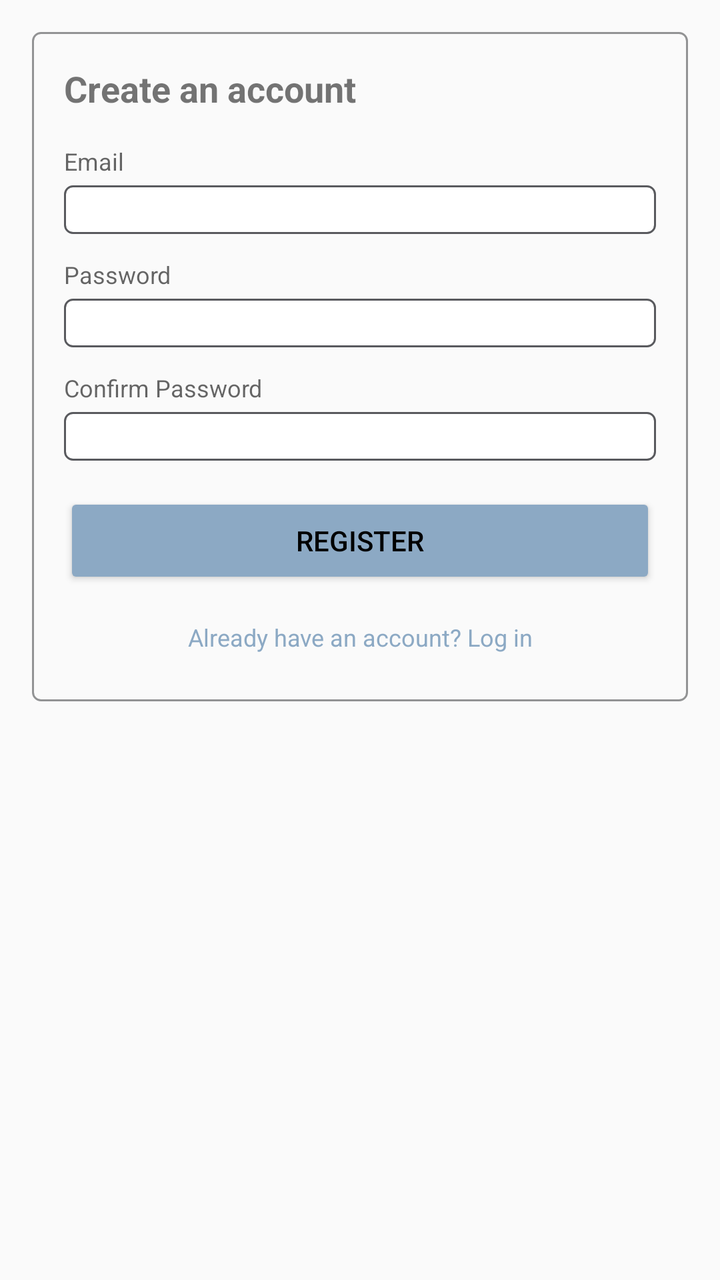
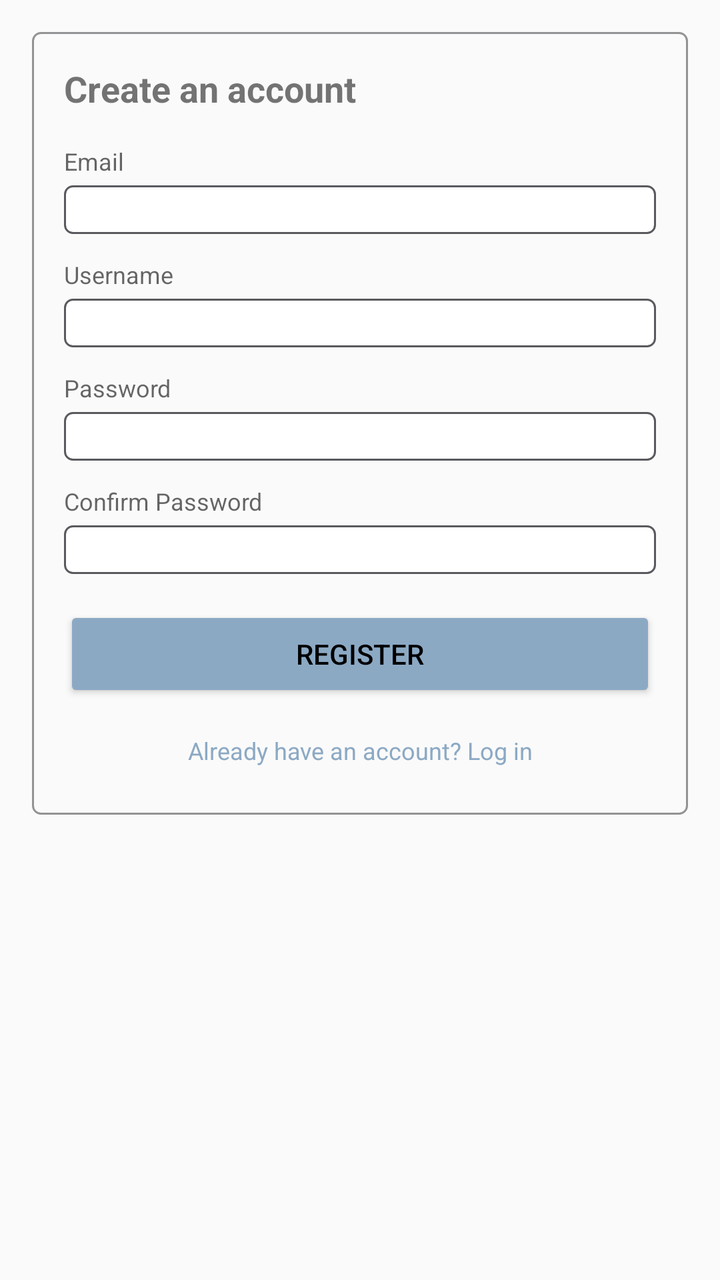

Screens rendered from an Android XML layout before and after an edit, with the pre-edit source and the edit as a unified diff.
<!-- AndroidManifest.xml: application theme Theme.Water -->
<!-- res/layout/register.xml -->
<?xml version="1.0" encoding="utf-8"?>
<ScrollView xmlns:android="http://schemas.android.com/apk/res/android"
    android:layout_width="match_parent"
    android:layout_height="match_parent"
    android:fillViewport="true">

    <LinearLayout
        android:layout_width="match_parent"
        android:layout_height="wrap_content"
        android:orientation="vertical"
        android:padding="16dp">

        
        <LinearLayout
            android:layout_width="match_parent"
            android:layout_height="wrap_content"
            android:orientation="vertical"
            android:background="@drawable/card_border"
            android:padding="16dp">

            <TextView
                android:layout_width="wrap_content"
                android:layout_height="wrap_content"
                android:text="Create an account"
                android:textSize="18sp"
                android:textStyle="bold"
                android:layout_marginBottom="16dp" />

            
            <TextView
                android:layout_width="wrap_content"
                android:layout_height="wrap_content"
                android:text="Email"
                android:textSize="12sp"
                android:textColor="?android:attr/textColorSecondary"
                android:layout_marginBottom="4dp" />

            <EditText
                android:id="@+id/editEmail"
                android:layout_width="match_parent"
                android:layout_height="wrap_content"
                android:padding="2dp"
                android:textSize="15sp"
                android:background="@drawable/edit_text_border"
                android:inputType="textEmailAddress"
                android:autofillHints="username"
                android:layout_marginBottom="12dp" />

            
            <TextView
                android:layout_width="wrap_content"
                android:layout_height="wrap_content"
                android:text="Password"
                android:textSize="12sp"
                android:textColor="?android:attr/textColorSecondary"
                android:layout_marginBottom="4dp" />

            <EditText
                android:id="@+id/editPassword"
                android:layout_width="match_parent"
                android:layout_height="wrap_content"
                android:padding="2dp"
                android:textSize="15sp"
                android:background="@drawable/edit_text_border"
                android:inputType="textPassword"
                android:autofillHints="password"
                android:layout_marginBottom="12dp" />

            
            <TextView
                android:layout_width="wrap_content"
                android:layout_height="wrap_content"
                android:text="Confirm Password"
                android:textSize="12sp"
                android:textColor="?android:attr/textColorSecondary"
                android:layout_marginBottom="4dp" />

            <EditText
                android:id="@+id/editConfirmPassword"
                android:layout_width="match_parent"
                android:layout_height="wrap_content"
                android:padding="2dp"
                android:textSize="15sp"
                android:background="@drawable/edit_text_border"
                android:inputType="textPassword"
                android:layout_marginBottom="16dp" />

            <Button
                android:id="@+id/btnRegister"
                android:layout_width="match_parent"
                android:layout_height="wrap_content"
                android:text="Register"
                android:backgroundTint="@color/blue"
                android:textColor="@android:color/black"
                android:padding="10dp"
                android:textSize="14sp" />

            <TextView
                android:id="@+id/txtLoginInstead"
                android:layout_width="match_parent"
                android:layout_height="wrap_content"
                android:text="Already have an account? Log in"
                android:textSize="12sp"
                android:textColor="?attr/colorAccent"
                android:gravity="center"
                android:padding="8dp"
                android:layout_marginTop="8dp"
                android:clickable="true"
                android:focusable="true" />
        </LinearLayout>
    </LinearLayout>
</ScrollView>
<!-- resources referenced by this layout -->
<resources>
  <color name="blue">#8CA9C4</color>
  <!-- drawable card_border (drawable) -->
  <?xml version="1.0" encoding="utf-8"?>
  <shape xmlns:android="http://schemas.android.com/apk/res/android">
      <solid android:color="?android:attr/colorBackground" />   
      <stroke
          android:width="1dp"
          android:color="#929394" />      
      <corners android:radius="4dp" />    
  </shape>
  <!-- drawable edit_text_border (drawable) -->
  <?xml version="1.0" encoding="utf-8"?>
  <shape xmlns:android="http://schemas.android.com/apk/res/android">
      <solid android:color="@android:color/white" />
      <stroke
          android:width="1dp"
          android:color="#595a5e" />
      <corners android:radius="4dp" />
  </shape>
  <style name="Theme.Water" parent="Theme.AppCompat.Light.NoActionBar">
          
          <item name="colorPrimary">@color/blue</item>
          <item name="colorPrimaryDark">@color/blue</item>
          <item name="colorAccent">@color/blue</item>
      </style>
</resources>

<!-- the commit's change to res/layout/register.xml (unified diff, before → after) -->
@@ -44,6 +44,24 @@
                 android:background="@drawable/edit_text_border"
                 android:inputType="textEmailAddress"
                 android:autofillHints="username"
+                android:layout_marginBottom="12dp" />
+
+            <TextView
+                android:layout_width="wrap_content"
+                android:layout_height="wrap_content"
+                android:text="Username"
+                android:textSize="12sp"
+                android:textColor="?android:attr/textColorSecondary"
+                android:layout_marginBottom="4dp" />
+
+            <EditText
+                android:id="@+id/editUsername"
+                android:layout_width="match_parent"
+                android:layout_height="wrap_content"
+                android:padding="2dp"
+                android:textSize="15sp"
+                android:background="@drawable/edit_text_border"
+                android:inputType="text"
                 android:layout_marginBottom="12dp" />
 
             
